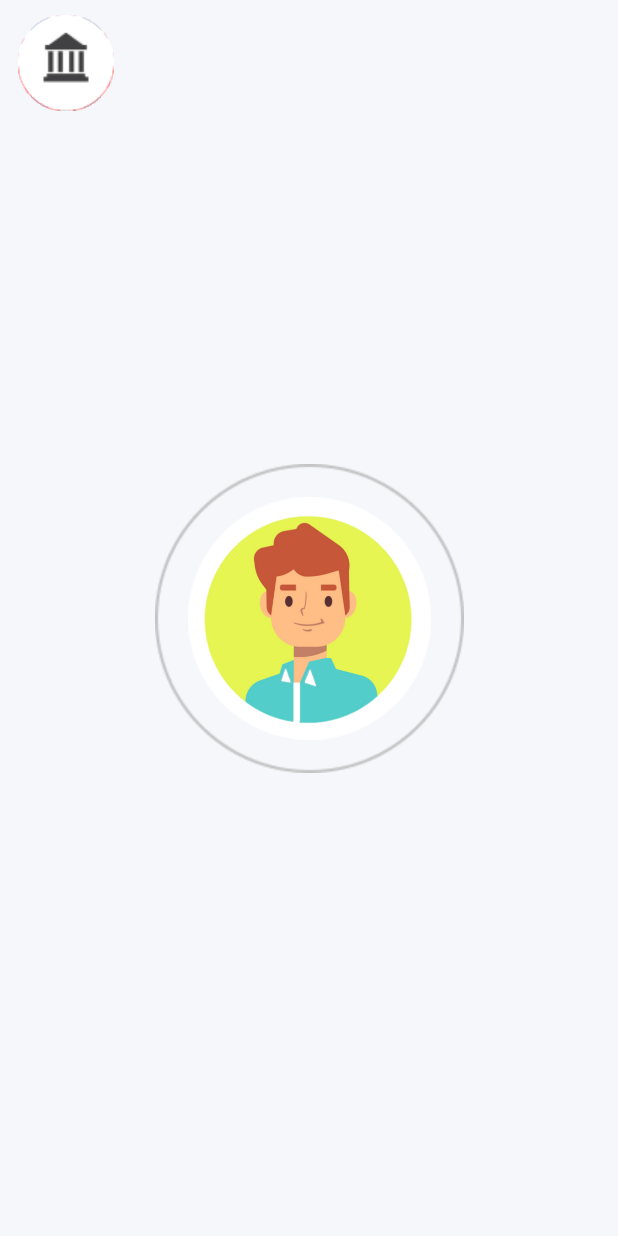
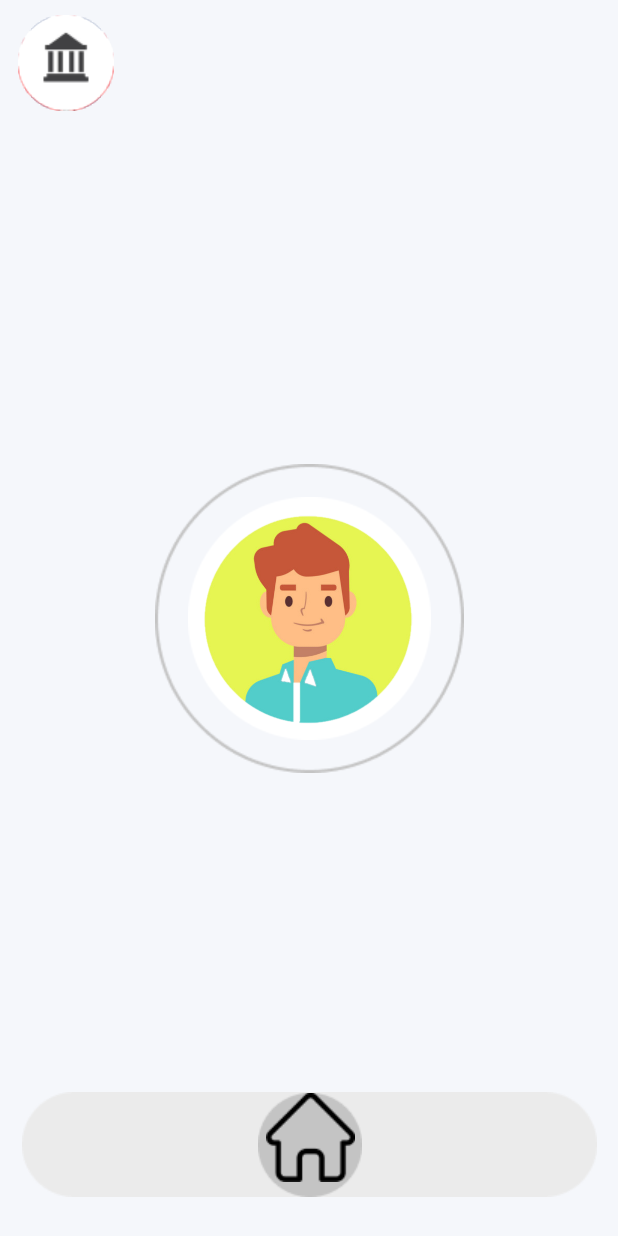
Before and after one commit to PSPMonster/F.E.G., an Android app: the MainMenuActivity screen opened directly, with no data from a screen before it, on a phone screen of 412 x 824 dp. Run offline under Robolectric (Android 15) with nearby library versions, the phone set to English and light mode, and no system bars.

Commit message:
Dodano pasek menu

```diff
--- a/app/src/main/res/layout/activity_main_menu.xml
+++ b/app/src/main/res/layout/activity_main_menu.xml
@@ -81,4 +81,38 @@
         tools:layout_editor_absoluteX="256dp"
         tools:layout_editor_absoluteY="500dp" />
 
+    <ImageView
+        android:id="@+id/imageView6"
+        android:layout_width="wrap_content"
+        android:layout_height="wrap_content"
+        android:layout_marginBottom="26dp"
+        app:layout_constraintBottom_toBottomOf="parent"
+        app:layout_constraintEnd_toEndOf="parent"
+        app:layout_constraintStart_toStartOf="parent"
+        app:srcCompat="@drawable/menuBackground" />
+
+    <ImageView
+        android:id="@+id/imageView7"
+        android:layout_width="wrap_content"
+        android:layout_height="wrap_content"
+        app:layout_constraintBottom_toBottomOf="@+id/imageView6"
+        app:layout_constraintEnd_toEndOf="@+id/imageView6"
+        app:layout_constraintStart_toStartOf="@+id/imageView6"
+        app:layout_constraintTop_toTopOf="@+id/imageView6"
+        app:srcCompat="@drawable/koloMainButton" />
+
+    <ImageButton
+        android:id="@+id/mainMenuButton"
+        android:layout_width="59dp"
+        android:layout_height="59dp"
+        android:layout_alignParentTop="true"
+        android:layout_alignParentRight="true"
+        android:backgroundTint="#00FFFFFF"
+        android:src="@drawable/home1"
+        app:layout_constraintBottom_toBottomOf="@+id/imageView6"
+        app:layout_constraintEnd_toEndOf="@+id/imageView7"
+        app:layout_constraintStart_toStartOf="@+id/imageView7"
+        app:layout_constraintTop_toTopOf="@+id/imageView6"
+        app:layout_constraintVertical_bias="0.09" />
+
 </androidx.constraintlayout.widget.ConstraintLayout>
```
Also changed, not shown: app/src/main/res/drawable/home1.png (added), app/src/main/res/drawable/koloMainButton.png (added), app/src/main/res/drawable/menuBackground.png (added).
